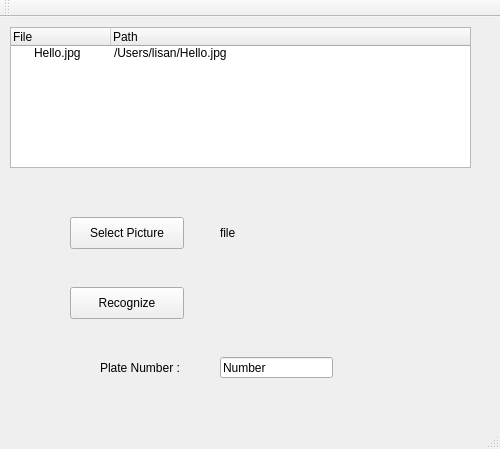
The window that Client/mainwindow.ui (monsty/licenserecognizer) describes before a commit, drawn with Qt 5.
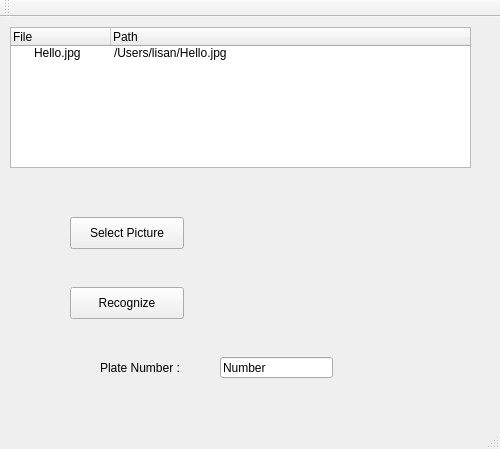
The same window after the commit.

```diff
--- a/Client/mainwindow.ui
+++ b/Client/mainwindow.ui
@@ -109,14 +109,14 @@
    <widget class="QLabel" name="label_2">
     <property name="geometry">
      <rect>
-      <x>220</x>
-      <y>206</y>
-      <width>141</width>
-      <height>20</height>
+      <x>200</x>
+      <y>200</y>
+      <width>241</width>
+      <height>31</height>
      </rect>
     </property>
     <property name="text">
-     <string>file</string>
+     <string/>
     </property>
    </widget>
   </widget>
```
